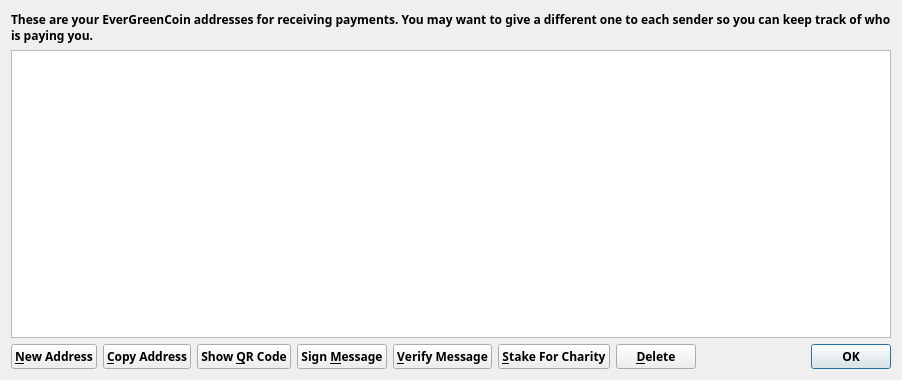
Before: the Qt Designer form src/qt/forms/addressbookpage.ui in EverGreenCoinDev/EverGreenCoin, drawn with Qt 5.
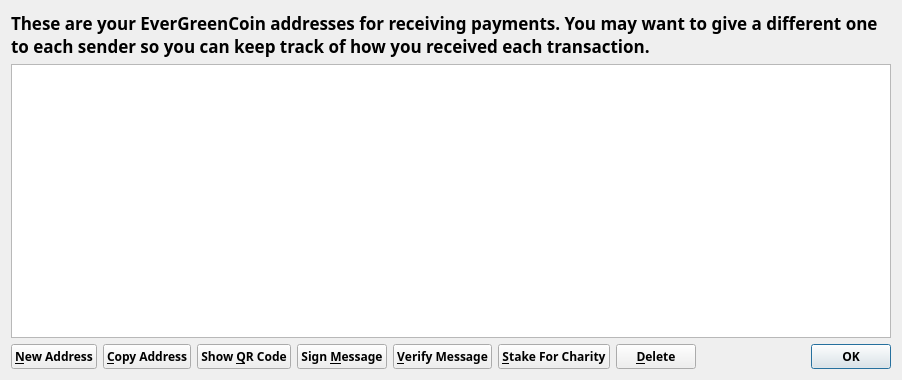
After: the same form once the commit is applied. Icons and pictures are not drawn.

```diff
--- a/src/qt/forms/addressbookpage.ui
+++ b/src/qt/forms/addressbookpage.ui
@@ -19,13 +19,14 @@
      <property name="font">
       <font>
        <family>Typola</family>
+       <pointsize>13</pointsize>
        <weight>75</weight>
        <bold>true</bold>
        <stylestrategy>PreferAntialias</stylestrategy>
       </font>
      </property>
      <property name="text">
-      <string>These are your EverGreenCoin addresses for receiving payments. You may want to give a different one to each sender so you can keep track of who is paying you.</string>
+      <string>These are your EverGreenCoin addresses for receiving payments. You may want to give a different one to each sender so you can keep track of how you received each transaction.                            </string>
      </property>
      <property name="textFormat">
       <enum>Qt::PlainText</enum>
```
